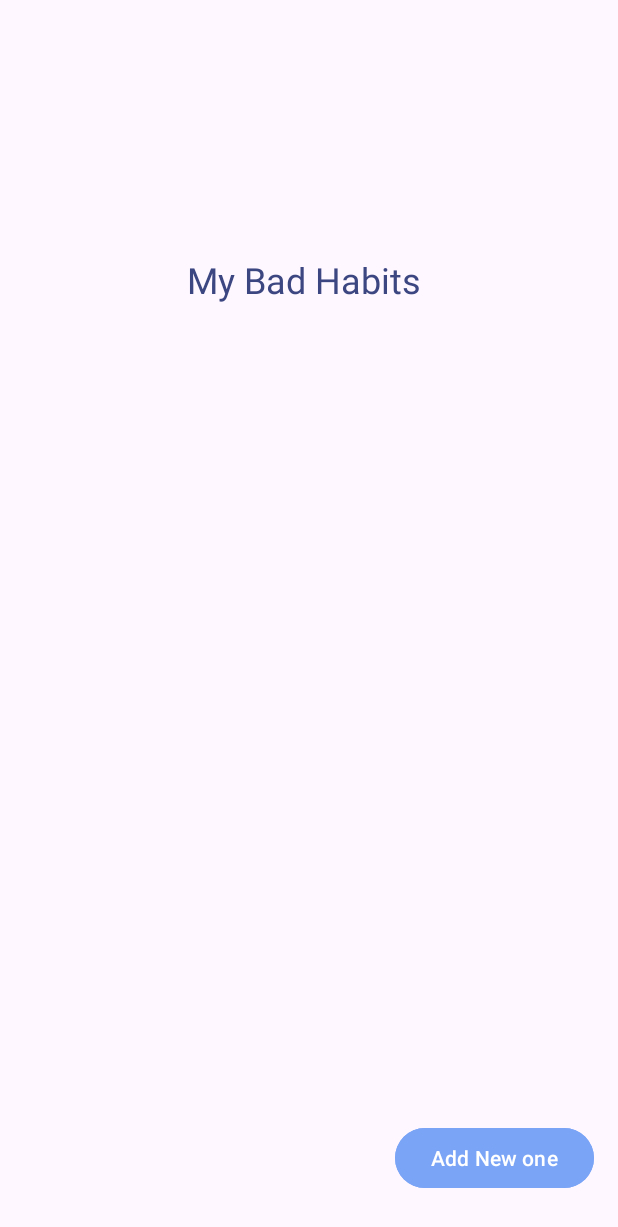
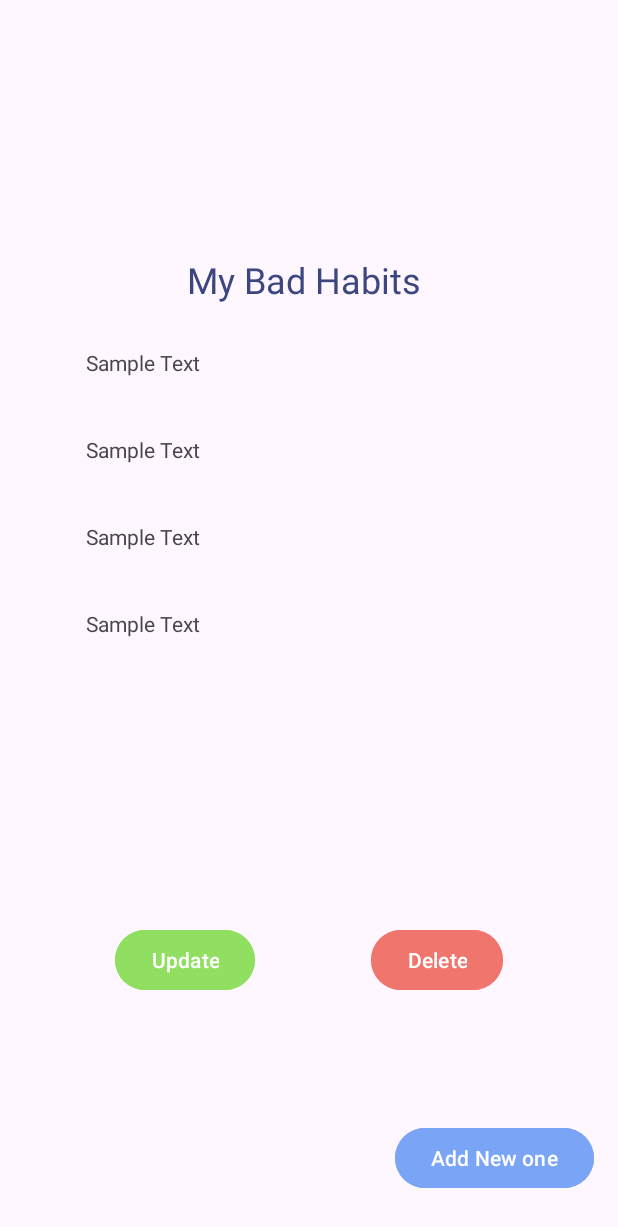
Before and after one commit to IT22122032/BadHabitTracker, an Android app: the MainActivity screen opened directly, with no data from a screen before it, on a phone screen of 412 x 824 dp. Shown: the top 1227 px of the screen. Run offline under Robolectric (Android 15) with nearby library versions, the phone set to English and light mode, and no system bars.

Commit message:
Added Recycle View

```diff
--- a/app/build.gradle.kts
+++ b/app/build.gradle.kts
@@ -45,6 +45,7 @@ dependencies {
     implementation(libs.material)
     implementation(libs.androidx.activity)
     implementation(libs.androidx.constraintlayout)
+    implementation("androidx.recyclerview:recyclerview:1.3.2")
     testImplementation(libs.junit)
     androidTestImplementation(libs.androidx.junit)
     androidTestImplementation(libs.androidx.espresso.core)
--- /dev/null
+++ b/app/src/main/java/com/example/badhabittracker/DeytailAdapter.kt
@@ -0,0 +1,39 @@
+package com.example.badhabittracker
+
+import android.content.Context
+import android.view.LayoutInflater
+import android.view.View
+import android.view.ViewGroup
+import androidx.recyclerview.widget.RecyclerView
+
+
+class DeytailAdapter // Set a single sample value
+    (private val context: Context) : RecyclerView.Adapter<DeytailViewHolder>() {
+    private val sampleValue = "Sample Text"
+    override fun onCreateViewHolder(parent: ViewGroup, viewType: Int): DeytailViewHolder {
+        val view: View =
+            LayoutInflater.from(context).inflate(R.layout.itemviewholder, parent, false)
+        return DeytailViewHolder(view)
+    }
+
+    override fun onBindViewHolder(holder: DeytailViewHolder, position: Int) {
+        // Set sample text value for all TextViews
+        holder.viewHodertextView1.text = sampleValue
+        holder.viewHolderTextView2.text = sampleValue
+        holder.viewHolderText3.text = sampleValue
+        holder.viewHoldertext4.text = sampleValue
+
+        // Setting click listeners or other operations if needed
+        holder.update.setOnClickListener {
+            // Handle update button click
+        }
+        holder.delete.setOnClickListener {
+            // Handle delete button click
+        }
+    }
+
+    override fun getItemCount(): Int {
+        // Return the number of items in your dataset
+        return 1 // Since there's only one sample value
+    }
+}
--- /dev/null
+++ b/app/src/main/java/com/example/badhabittracker/DeytailViewHilder.kt
@@ -0,0 +1,25 @@
+package com.example.badhabittracker
+
+import android.view.View
+import android.widget.Button
+import android.widget.TextView
+import androidx.recyclerview.widget.RecyclerView
+
+
+class DeytailViewHolder(itemView: View) : RecyclerView.ViewHolder(itemView) {
+    var viewHodertextView1: TextView
+    var viewHolderTextView2: TextView
+    var viewHolderText3: TextView
+    var viewHoldertext4: TextView
+    var update: Button
+    var delete: Button
+
+    init {
+        viewHodertextView1 = itemView.findViewById(R.id.viewHodertextView1)
+        viewHolderTextView2 = itemView.findViewById(R.id.ViewHoldertextView2)
+        viewHolderText3 = itemView.findViewById(R.id.viewHolderText3)
+        viewHoldertext4 = itemView.findViewById(R.id.viewHoldertext4)
+        update = itemView.findViewById(R.id.update)
+        delete = itemView.findViewById(R.id.delete)
+    }
+}
--- a/app/src/main/java/com/example/badhabittracker/MainActivity.kt
+++ b/app/src/main/java/com/example/badhabittracker/MainActivity.kt
@@ -1,10 +1,15 @@
 package com.example.badhabittracker
 
+import android.content.Intent
 import android.os.Bundle
+import android.widget.Button
 import androidx.activity.enableEdgeToEdge
 import androidx.appcompat.app.AppCompatActivity
+
 import androidx.core.view.ViewCompat
 import androidx.core.view.WindowInsetsCompat
+import androidx.recyclerview.widget.LinearLayoutManager
+import androidx.recyclerview.widget.RecyclerView
 
 class MainActivity : AppCompatActivity() {
     override fun onCreate(savedInstanceState: Bundle?) {
@@ -12,5 +17,19 @@ class MainActivity : AppCompatActivity() {
         enableEdgeToEdge()
         setContentView(R.layout.activity_main)
 
+        val recyclerView:RecyclerView=findViewById(R.id.habittesRecycleView)
+        // Create an instance of your adapter
+        val adapter = DeytailAdapter(this)
+
+        // Set up the RecyclerView with the adapter
+        recyclerView.layoutManager= LinearLayoutManager(this)
+        recyclerView.adapter = adapter
+
+        val addbtn = findViewById<Button>(R.id.addButton) // Moved this line here
+
+       addbtn.setOnClickListener {
+            val intent = Intent(this, MainActivity::class.java)
+            startActivity(intent)
+        }
     }
 }
--- /dev/null
+++ b/app/src/main/res/drawable/baseline_auto_delete_24.xml
@@ -0,0 +1,9 @@
+<vector xmlns:android="http://schemas.android.com/apk/res/android" android:height="24dp" android:tint="#000000" android:viewportHeight="24" android:viewportWidth="24" android:width="24dp">
+
+    <path android:fillColor="@android:color/white" android:pathData="M15,2l-3.5,0l-1,-1l-5,0l-1,1l-3.5,0l0,2l14,0z"/>
+
+    <path android:fillColor="@android:color/white" android:pathData="M16,9c-0.7,0 -1.37,0.1 -2,0.29V5H2v12c0,1.1 0.9,2 2,2h5.68c1.12,2.36 3.53,4 6.32,4c3.87,0 7,-3.13 7,-7C23,12.13 19.87,9 16,9zM16,21c-2.76,0 -5,-2.24 -5,-5s2.24,-5 5,-5s5,2.24 5,5S18.76,21 16,21z"/>
+
+    <path android:fillColor="@android:color/white" android:pathData="M16.5,12l-1.5,0l0,5l3.6,2.1l0.8,-1.2l-2.9,-1.7z"/>
+
+</vector>
--- /dev/null
+++ b/app/src/main/res/drawable/baseline_backspace_24.xml
@@ -0,0 +1,5 @@
+<vector xmlns:android="http://schemas.android.com/apk/res/android" android:autoMirrored="true" android:height="24dp" android:tint="#000000" android:viewportHeight="24" android:viewportWidth="24" android:width="24dp">
+
+    <path android:fillColor="@android:color/white" android:pathData="M22,3L7,3c-0.69,0 -1.23,0.35 -1.59,0.88L0,12l5.41,8.11c0.36,0.53 0.9,0.89 1.59,0.89h15c1.1,0 2,-0.9 2,-2L24,5c0,-1.1 -0.9,-2 -2,-2zM19,15.59L17.59,17 14,13.41 10.41,17 9,15.59 12.59,12 9,8.41 10.41,7 14,10.59 17.59,7 19,8.41 15.41,12 19,15.59z"/>
+
+</vector>
--- /dev/null
+++ b/app/src/main/res/drawable/baseline_build_24.xml
@@ -0,0 +1,5 @@
+<vector xmlns:android="http://schemas.android.com/apk/res/android" android:height="24dp" android:tint="#000000" android:viewportHeight="24" android:viewportWidth="24" android:width="24dp">
+
+    <path android:fillColor="@android:color/white" android:pathData="M22.7,19l-9.1,-9.1c0.9,-2.3 0.4,-5 -1.5,-6.9 -2,-2 -5,-2.4 -7.4,-1.3L9,6 6,9 1.6,4.7C0.4,7.1 0.9,10.1 2.9,12.1c1.9,1.9 4.6,2.4 6.9,1.5l9.1,9.1c0.4,0.4 1,0.4 1.4,0l2.3,-2.3c0.5,-0.4 0.5,-1.1 0.1,-1.4z"/>
+
+</vector>
--- a/app/src/main/res/layout/activity_add_bad_habits.xml
+++ b/app/src/main/res/layout/activity_add_bad_habits.xml
@@ -6,18 +6,18 @@
     android:layout_width="match_parent"
     android:layout_height="match_parent"
     tools:context=".AddBadHabits">
+
     <EditText
-        android:id="@+id/badabit"
+        android:id="@+id/badHabit"
         android:layout_width="406dp"
-        android:layout_height="90dp"
-        android:layout_marginStart="3dp"
-        android:layout_marginTop="96dp"
+        android:layout_height="76dp"
+        android:layout_marginTop="70dp"
         android:ems="10"
-        android:gravity="start|top"
         android:hint="@string/badHabit"
-        android:inputType="textMultiLine"
+        android:inputType="text"
+        android:textSize="24sp"
         app:layout_constraintEnd_toEndOf="parent"
-        app:layout_constraintHorizontal_bias="0.0"
+        app:layout_constraintHorizontal_bias="0.5"
         app:layout_constraintStart_toStartOf="parent"
         app:layout_constraintTop_toTopOf="parent" />
 
@@ -26,25 +26,27 @@
         android:layout_width="405dp"
         android:layout_height="74dp"
         android:layout_marginStart="6dp"
-        android:layout_marginTop="19dp"
+        android:layout_marginTop="40dp"
         android:ems="10"
         android:hint="@string/TimePeriod"
         android:inputType="textPersonName"
         android:textSize="24sp"
         app:layout_constraintEnd_toEndOf="parent"
+        app:layout_constraintHorizontal_bias="1.0"
         app:layout_constraintStart_toStartOf="parent"
-        app:layout_constraintTop_toBottomOf="@+id/badabit" />
+        app:layout_constraintTop_toBottomOf="@+id/badHabit" />
 
     <EditText
         android:id="@+id/distribution"
         android:layout_width="411dp"
         android:layout_height="64dp"
-        android:layout_marginTop="6dp"
+        android:layout_marginTop="40dp"
         android:ems="10"
         android:hint="@string/Distribution"
         android:inputType="textPersonName"
         android:textSize="20sp"
         app:layout_constraintEnd_toEndOf="parent"
+        app:layout_constraintHorizontal_bias="0.0"
         app:layout_constraintStart_toStartOf="parent"
         app:layout_constraintTop_toBottomOf="@+id/TimePeriod" />
 
@@ -53,12 +55,13 @@
         android:layout_width="400dp"
         android:layout_height="63dp"
         android:layout_marginStart="2dp"
-        android:layout_marginTop="11dp"
+        android:layout_marginTop="72dp"
         android:layout_marginEnd="9dp"
         android:ems="10"
         android:hint="@string/RecoverTime"
         android:inputType="text"
         app:layout_constraintEnd_toEndOf="parent"
+        app:layout_constraintHorizontal_bias="1.0"
         app:layout_constraintStart_toStartOf="parent"
         app:layout_constraintTop_toBottomOf="@+id/distribution" />
 
@@ -66,10 +69,11 @@
         android:id="@+id/add_btn"
         android:layout_width="154dp"
         android:layout_height="53dp"
-        android:layout_marginTop="9dp"
+        android:layout_marginTop="112dp"
         android:text="Add"
         android:textSize="20sp"
         app:layout_constraintEnd_toEndOf="parent"
+        app:layout_constraintHorizontal_bias="0.498"
         app:layout_constraintStart_toStartOf="parent"
         app:layout_constraintTop_toBottomOf="@+id/TimeTorecover" />
 
--- a/app/src/main/res/layout/activity_main.xml
+++ b/app/src/main/res/layout/activity_main.xml
@@ -18,7 +18,7 @@
         android:text="@string/Add"
         app:layout_constraintBottom_toBottomOf="parent"
         app:layout_constraintEnd_toEndOf="parent"
-        app:layout_constraintTop_toBottomOf="@+id/recyclerView"
+        app:layout_constraintTop_toBottomOf="@+id/habittesRecycleView"
         app:layout_constraintVertical_bias="1.0" />
 
     <TextView
@@ -29,13 +29,13 @@
         android:text="@string/title"
         android:textColor="@color/textcolor2"
         android:textSize="24sp"
-        app:layout_constraintBottom_toTopOf="@+id/recyclerView"
+        app:layout_constraintBottom_toTopOf="@+id/habittesRecycleView"
         app:layout_constraintEnd_toEndOf="parent"
         app:layout_constraintHorizontal_bias="0.5"
         app:layout_constraintStart_toStartOf="parent" />
 
     <androidx.recyclerview.widget.RecyclerView
-        android:id="@+id/recyclerView"
+        android:id="@+id/habittesRecycleView"
         android:layout_width="0dp"
         android:layout_height="526dp"
         android:layout_marginTop="6dp"
--- /dev/null
+++ b/app/src/main/res/layout/itemviewholder.xml
@@ -0,0 +1,79 @@
+<?xml version="1.0" encoding="utf-8"?>
+<androidx.constraintlayout.widget.ConstraintLayout xmlns:android="http://schemas.android.com/apk/res/android"
+    xmlns:app="http://schemas.android.com/apk/res-auto"
+    xmlns:tools="http://schemas.android.com/tools"
+    android:layout_width="match_parent"
+    android:layout_height="match_parent">
+
+    <TextView
+        android:id="@+id/viewHodertextView1"
+        android:layout_width="297dp"
+        android:layout_height="58dp"
+        android:layout_marginTop="10dp"
+        android:text="TextView"
+        app:layout_constraintBottom_toTopOf="@+id/ViewHoldertextView2"
+        app:layout_constraintEnd_toEndOf="parent"
+        app:layout_constraintHorizontal_bias="0.5"
+        app:layout_constraintStart_toStartOf="parent"
+        app:layout_constraintTop_toTopOf="parent"
+        app:layout_constraintVertical_bias="0.412" />
+
+    <TextView
+        android:id="@+id/ViewHoldertextView2"
+        android:layout_width="297dp"
+        android:layout_height="58dp"
+        android:text="TextView"
+        app:layout_constraintBottom_toTopOf="@+id/viewHolderText3"
+        app:layout_constraintEnd_toEndOf="parent"
+        app:layout_constraintHorizontal_bias="0.5"
+        app:layout_constraintStart_toStartOf="parent"
+        app:layout_constraintTop_toBottomOf="@+id/viewHodertextView1" />
+
+    <TextView
+        android:id="@+id/viewHolderText3"
+        android:layout_width="297dp"
+        android:layout_height="58dp"
+        android:text="TextView"
+        app:layout_constraintBottom_toTopOf="@+id/viewHoldertext4"
+        app:layout_constraintEnd_toEndOf="parent"
+        app:layout_constraintHorizontal_bias="0.5"
+        app:layout_constraintStart_toStartOf="parent"
+        app:layout_constraintTop_toBottomOf="@+id/ViewHoldertextView2" />
+
+    <TextView
+        android:id="@+id/viewHoldertext4"
+        android:layout_width="297dp"
+        android:layout_height="58dp"
+        android:layout_marginEnd="24dp"
+        android:text="TextView"
+        app:layout_constraintEnd_toEndOf="parent"
+        app:layout_constraintHorizontal_bias="0.633"
+        app:layout_constraintStart_toStartOf="parent"
+        app:layout_constraintTop_toBottomOf="@+id/viewHolderText3" />
+
+    <Button
+        android:id="@+id/update"
+        android:layout_width="wrap_content"
+        android:layout_height="wrap_content"
+        android:layout_marginBottom="84dp"
+        android:backgroundTint="@color/update"
+        android:text="@string/Update"
+        app:layout_constraintBottom_toBottomOf="parent"
+        app:layout_constraintEnd_toStartOf="@+id/delete"
+        app:layout_constraintHorizontal_bias="0.5"
+        app:layout_constraintStart_toStartOf="parent"
+        app:layout_constraintTop_toTopOf="@+id/delete" />
+
+    <Button
+        android:id="@+id/delete"
+        android:layout_width="wrap_content"
+        android:layout_height="wrap_content"
+        android:layout_marginBottom="84dp"
+        android:backgroundTint="@color/deete"
+        android:text="@string/Delete"
+        app:layout_constraintBottom_toBottomOf="parent"
+        app:layout_constraintEnd_toEndOf="parent"
+        app:layout_constraintHorizontal_bias="0.5"
+        app:layout_constraintStart_toEndOf="@+id/update" />
+
+</androidx.constraintlayout.widget.ConstraintLayout>
--- a/app/src/main/res/values/colors.xml
+++ b/app/src/main/res/values/colors.xml
@@ -8,4 +8,6 @@
     <color name="background">#D6EDFF</color>
     <color name="textcolor2">#3C4681</color>
     <color name="textcolor3">#0B123C</color>
+    <color name="deete">#F0766D</color>
+    <color name="update">#91DF61</color>
 </resources>
--- a/app/src/main/res/values/strings.xml
+++ b/app/src/main/res/values/strings.xml
@@ -13,4 +13,6 @@
         <string name="badHabit">What is your Bad Habit?\n</string>
         <string name="start">Start</string>
         <string name="title">My Bad Habits</string>
+    <string name="Update">Update</string>
+        <string name="Delete">Delete</string>
 </resources>
```
